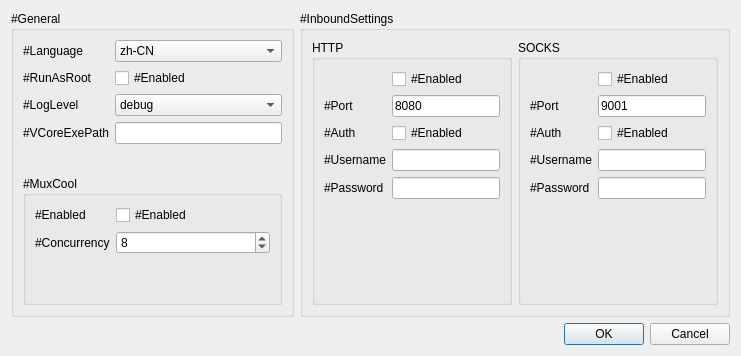
darsvador/qvssr, file src/w_PrefrencesWindow.ui: the form before one commit.
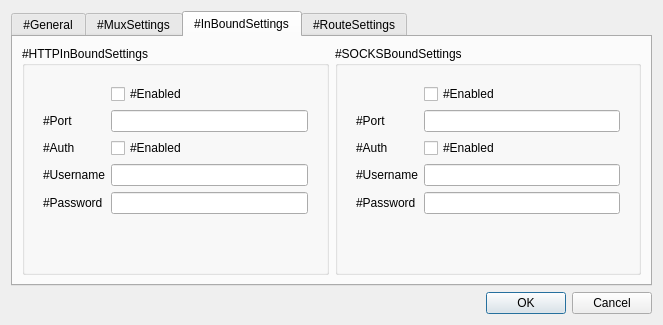
The form after the commit. The open tabs and pages were chosen to show the change.

Commit message: [Added] Now you can start imported connections.  - Prefrences can only be edited manually in this build.

Diff of the .ui file:
```diff
--- a/src/w_PrefrencesWindow.ui
+++ b/src/w_PrefrencesWindow.ui
@@ -6,8 +6,8 @@
    <rect>
     <x>0</x>
     <y>0</y>
-    <width>741</width>
-    <height>356</height>
+    <width>663</width>
+    <height>325</height>
    </rect>
   </property>
   <property name="minimumSize">
@@ -19,15 +19,17 @@
   <property name="windowTitle">
    <string>Prefrences</string>
   </property>
-  <layout class="QGridLayout" name="gridLayout">
-   <item row="0" column="0">
-    <widget class="QGroupBox" name="groupBox">
-     <property name="title">
+  <layout class="QVBoxLayout" name="verticalLayout_2">
+   <item>
+    <widget class="QTabWidget" name="tabWidget">
+     <property name="currentIndex">
+      <number>0</number>
+     </property>
+     <widget class="QWidget" name="tab">
+      <attribute name="title">
       <string>#General</string>
-     </property>
-     <layout class="QVBoxLayout" name="verticalLayout">
-      <item>
-       <layout class="QFormLayout" name="formLayout_3">
+      </attribute>
+      <layout class="QFormLayout" name="formLayout_5">
         <item row="0" column="0">
          <widget class="QLabel" name="label_6">
           <property name="text">
@@ -35,26 +37,6 @@
           </property>
          </widget>
         </item>
-        <item row="0" column="1">
-         <widget class="QComboBox" name="languageComboBox">
-          <property name="sizePolicy">
-           <sizepolicy hsizetype="Preferred" vsizetype="Fixed">
-            <horstretch>0</horstretch>
-            <verstretch>0</verstretch>
-           </sizepolicy>
-          </property>
-          <item>
-           <property name="text">
-            <string>zh-CN</string>
-           </property>
-          </item>
-          <item>
-           <property name="text">
-            <string>en-US</string>
-           </property>
-          </item>
-         </widget>
-        </item>
         <item row="1" column="0">
          <widget class="QLabel" name="label_7">
           <property name="text">
@@ -127,14 +109,43 @@
         <item row="3" column="1">
          <widget class="QLineEdit" name="vCoreExePathTxt"/>
         </item>
-       </layout>
-      </item>
-      <item>
-       <widget class="QGroupBox" name="groupBox_5">
-        <property name="title">
-         <string>#MuxCool</string>
-        </property>
-        <layout class="QFormLayout" name="formLayout">
+       <item row="4" column="0">
+        <widget class="QLabel" name="label_15">
+         <property name="text">
+          <string>#VCoreAssetsPath</string>
+         </property>
+        </widget>
+       </item>
+       <item row="4" column="1">
+        <widget class="QLineEdit" name="vCoreAssetsPathTxt"/>
+       </item>
+       <item row="0" column="1">
+        <widget class="QComboBox" name="languageComboBox">
+         <property name="sizePolicy">
+          <sizepolicy hsizetype="Preferred" vsizetype="Fixed">
+           <horstretch>0</horstretch>
+           <verstretch>0</verstretch>
+          </sizepolicy>
+         </property>
+         <item>
+          <property name="text">
+           <string>zh-CN</string>
+          </property>
+         </item>
+         <item>
+          <property name="text">
+           <string>en-US</string>
+          </property>
+         </item>
+        </widget>
+       </item>
+      </layout>
+     </widget>
+     <widget class="QWidget" name="tab_2">
+      <attribute name="title">
+       <string>#MuxSettings</string>
+      </attribute>
+      <layout class="QFormLayout" name="formLayout_3">
          <item row="0" column="0">
           <widget class="QLabel" name="label_5">
            <property name="text">
@@ -171,21 +182,19 @@
          </item>
         </layout>
        </widget>
-      </item>
-     </layout>
-    </widget>
-   </item>
-   <item row="0" column="1">
-    <widget class="QGroupBox" name="groupBox_2">
-     <property name="title">
-      <string>#InboundSettings</string>
-     </property>
-     <layout class="QHBoxLayout" name="horizontalLayout" stretch="1,1">
+     <widget class="QWidget" name="tab_3">
+      <attribute name="title">
+       <string>#InBoundSettings</string>
+      </attribute>
+      <layout class="QHBoxLayout" name="horizontalLayout_2">
       <item>
-       <widget class="QGroupBox" name="groupBox_3">
+        <widget class="QGroupBox" name="groupBox">
         <property name="title">
-         <string>HTTP</string>
-        </property>
+          <string>#HTTPInBoundSettings</string>
+         </property>
+         <layout class="QHBoxLayout" name="horizontalLayout">
+          <item>
+           <widget class="QFrame" name="frame_3">
         <layout class="QFormLayout" name="formLayout_2">
          <item row="0" column="1">
           <widget class="QCheckBox" name="httpCB">
@@ -207,7 +216,7 @@
          <item row="1" column="1">
           <widget class="QLineEdit" name="httpPortLE">
            <property name="text">
-            <string>8080</string>
+                <string/>
            </property>
            <property name="dragEnabled">
             <bool>false</bool>
@@ -254,11 +263,17 @@
         </layout>
        </widget>
       </item>
+         </layout>
+        </widget>
+       </item>
       <item>
-       <widget class="QGroupBox" name="groupBox_4">
+        <widget class="QGroupBox" name="groupBox_2">
         <property name="title">
-         <string>SOCKS</string>
-        </property>
+          <string>#SOCKSBoundSettings</string>
+         </property>
+         <layout class="QVBoxLayout" name="verticalLayout">
+          <item>
+           <widget class="QFrame" name="frame_4">
         <layout class="QFormLayout" name="formLayout_4">
          <item row="1" column="0">
           <widget class="QLabel" name="label_4">
@@ -270,7 +285,7 @@
          <item row="1" column="1">
           <widget class="QLineEdit" name="socksPortLE">
            <property name="text">
-            <string>9001</string>
+                <string/>
            </property>
           </widget>
          </item>
@@ -321,7 +336,16 @@
      </layout>
     </widget>
    </item>
-   <item row="1" column="1">
+      </layout>
+     </widget>
+     <widget class="QWidget" name="tab_4">
+      <attribute name="title">
+       <string>#RouteSettings</string>
+      </attribute>
+     </widget>
+    </widget>
+   </item>
+   <item>
     <widget class="QDialogButtonBox" name="buttonBox">
      <property name="orientation">
       <enum>Qt::Horizontal</enum>
```
Left out of the diff: 5 changed lines with no effect on the pictures. Lines whose indentation alone changed are shown as unchanged. The commit also changes 20 other files.
